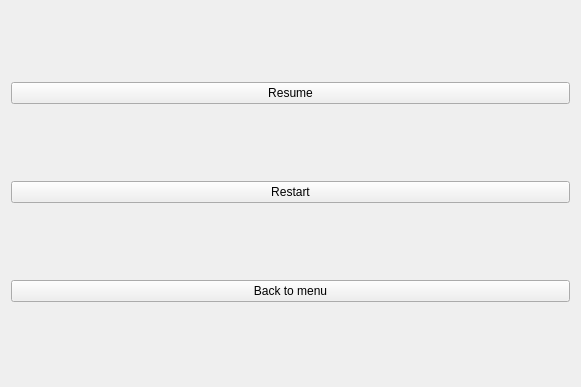
Before: the Qt Designer form pausemenu.ui in Laxynium/PongGame_with_Qt, drawn with Qt 5.
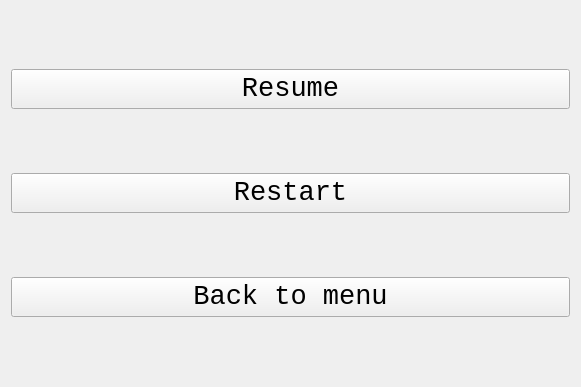
After: the same form once the commit is applied.

The edit to the form file:
```diff
--- a/pausemenu.ui
+++ b/pausemenu.ui
@@ -18,6 +18,12 @@
     <layout class="QVBoxLayout" name="verticalLayout">
      <item>
       <widget class="QPushButton" name="resume_button">
+       <property name="font">
+        <font>
+         <family>Consolas</family>
+         <pointsize>20</pointsize>
+        </font>
+       </property>
        <property name="text">
         <string>Resume</string>
        </property>
@@ -25,6 +31,12 @@
      </item>
      <item>
       <widget class="QPushButton" name="restart_button">
+       <property name="font">
+        <font>
+         <family>Consolas</family>
+         <pointsize>20</pointsize>
+        </font>
+       </property>
        <property name="text">
         <string>Restart</string>
        </property>
@@ -32,6 +44,12 @@
      </item>
      <item>
       <widget class="QPushButton" name="backtomenu_button">
+       <property name="font">
+        <font>
+         <family>Consolas</family>
+         <pointsize>20</pointsize>
+        </font>
+       </property>
        <property name="text">
         <string>Back to menu</string>
        </property>
```
